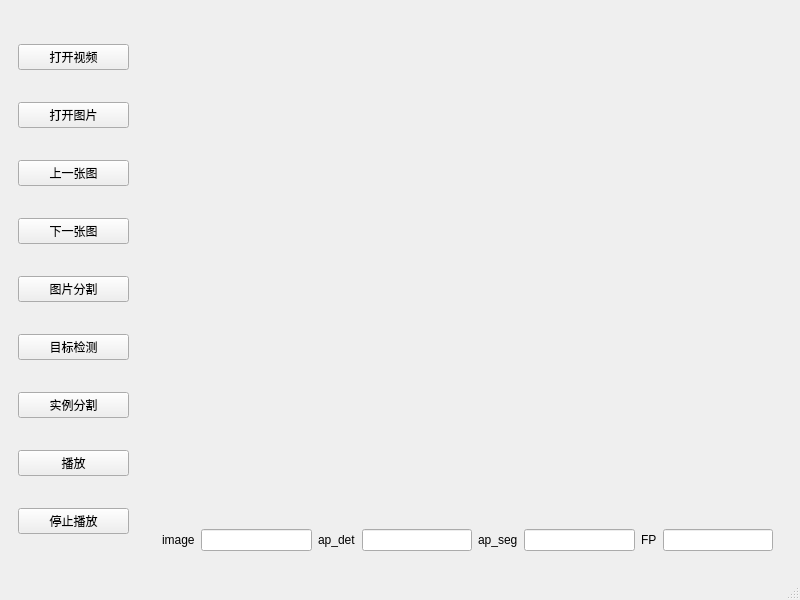
Before: the Qt Designer form mainwindow.ui in zhukequan/scene_detection, drawn with Qt 5.
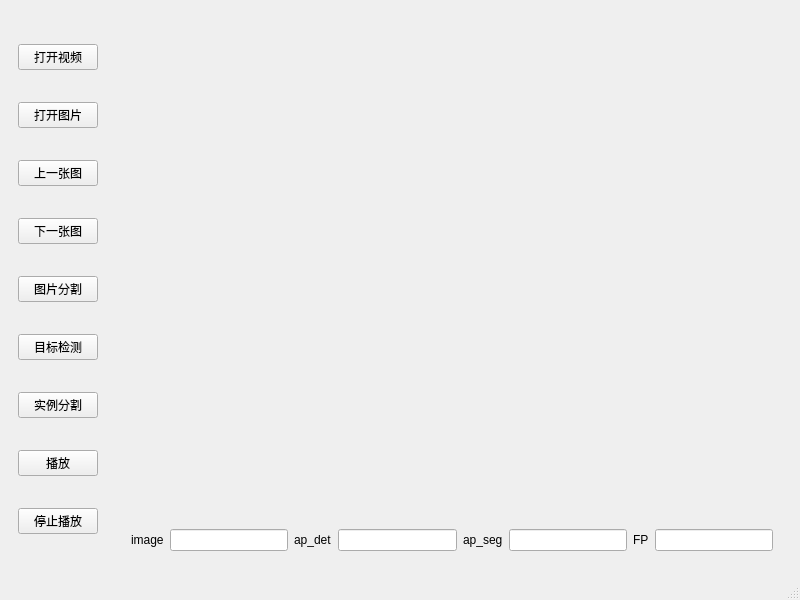
After: the same form once the commit is applied.

Diff of the .ui file:
```diff
--- a/mainwindow.ui
+++ b/mainwindow.ui
@@ -20,7 +20,7 @@
      <height>0</height>
     </size>
    </property>
-   <layout class="QHBoxLayout" name="horizontalLayout" stretch="2,10">
+   <layout class="QHBoxLayout" name="horizontalLayout">
     <item>
      <widget class="QWidget" name="widget" native="true">
       <layout class="QVBoxLayout" name="verticalLayout_3">
@@ -94,6 +94,7 @@
      <widget class="QWidget" name="widget_2" native="true">
       <layout class="QVBoxLayout" name="verticalLayout_2" stretch="15,1">
        <item>
+        <widget class="QWidget" name="widget_4" native="true">
         <layout class="QVBoxLayout" name="verticalLayout">
          <item>
           <widget class="QLabel" name="drawLabel1">
@@ -110,6 +111,7 @@
           </widget>
          </item>
         </layout>
+        </widget>
        </item>
        <item>
         <widget class="QWidget" name="widget_3" native="true">
```
Lines whose indentation alone changed are shown as unchanged.
